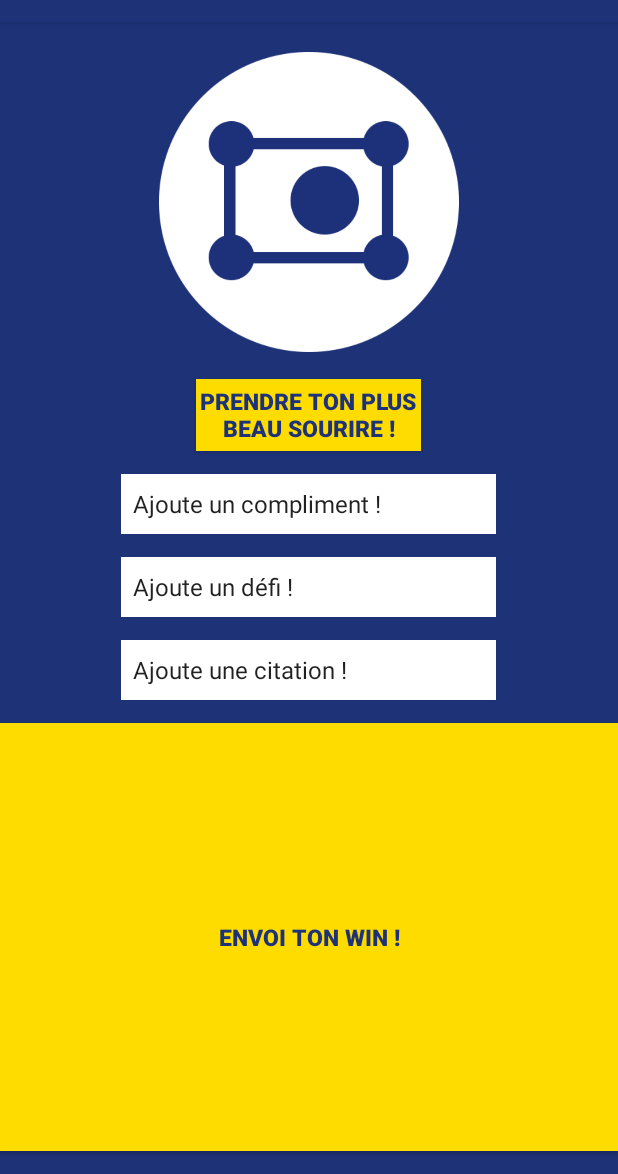
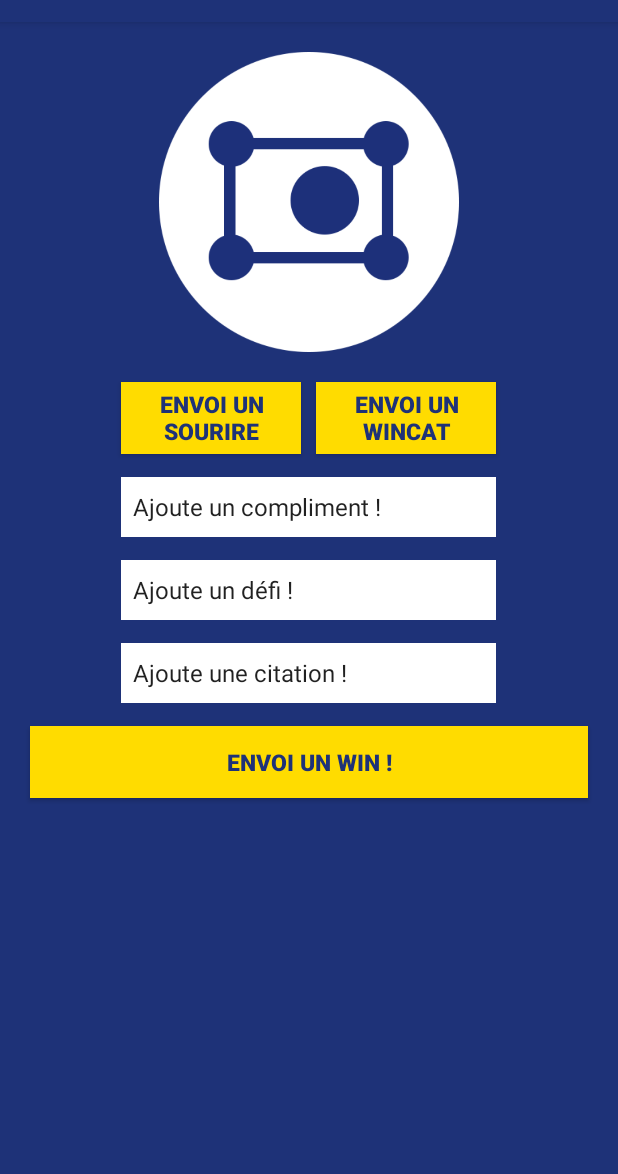
Before and after one commit to N0x31/HackatonWinstate, an Android app: the PictureActivity screen opened directly, with no data from a screen before it, on a phone screen of 412 x 824 dp, the part 62-1236 px from its top. Run offline under Robolectric (Android 15) with nearby library versions, the phone set to English and light mode, and no system bars; our stand-ins replace CircleImageView, Firebase (no records; nobody signed in at launch, a user with empty details on screens opened directly).

Commit message:
ajout bouton wildcat

```diff
--- a/app/src/main/res/layout/activity_picture.xml
+++ b/app/src/main/res/layout/activity_picture.xml
@@ -19,13 +19,27 @@
 
     <Button
         android:id="@+id/buttonTakeSmile"
-        android:layout_width="150dp"
+        android:layout_width="120dp"
         android:layout_height="wrap_content"
+        android:layout_alignLeft="@+id/spinnercompliments"
+        android:layout_alignStart="@+id/spinnercompliments"
         android:layout_below="@+id/imageViewUserSmile"
-        android:layout_centerHorizontal="true"
-        android:layout_marginTop="18dp"
+        android:layout_marginTop="20dp"
         android:background="@color/colorYellow"
-        android:text="Prendre ton plus beau sourire !"
+        android:text="Envoi un sourire"
+        android:textColor="@color/colorBlue"
+        android:textSize="15sp"
+        android:textStyle="bold" />
+
+    <Button
+        android:id="@+id/buttonWincat"
+        android:layout_width="120dp"
+        android:layout_height="wrap_content"
+        android:layout_above="@+id/spinnercompliments"
+        android:layout_alignEnd="@+id/spinnercompliments"
+        android:layout_alignRight="@+id/spinnercompliments"
+        android:background="@color/colorYellow"
+        android:text="Envoi un wincat"
         android:textColor="@color/colorBlue"
         android:textSize="15sp"
         android:textStyle="bold" />
@@ -34,12 +48,13 @@
         android:id="@+id/buttonConfirmSmile"
         android:layout_width="match_parent"
         android:layout_height="wrap_content"
-        android:layout_alignParentBottom="true"
-        android:layout_centerHorizontal="true"
-        android:layout_marginBottom="15dp"
+        android:layout_alignParentLeft="true"
+        android:layout_alignParentStart="true"
         android:layout_below="@+id/spinnercitation"
         android:background="@color/colorYellow"
-        android:text="Envoi ton Win !"
+        android:text="Envoi un Win !"
+        android:layout_marginLeft="20dp"
+        android:layout_marginRight="20dp"
         android:textColor="@color/colorBlue"
         android:textSize="15sp"
         android:textStyle="bold" />
```
